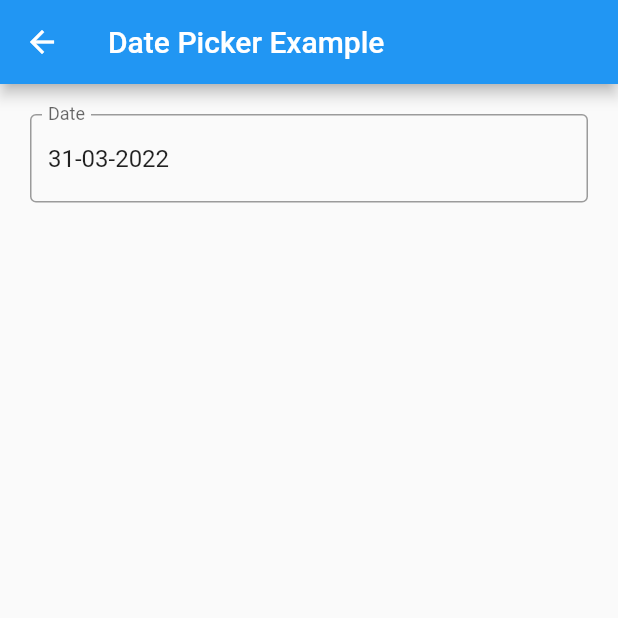
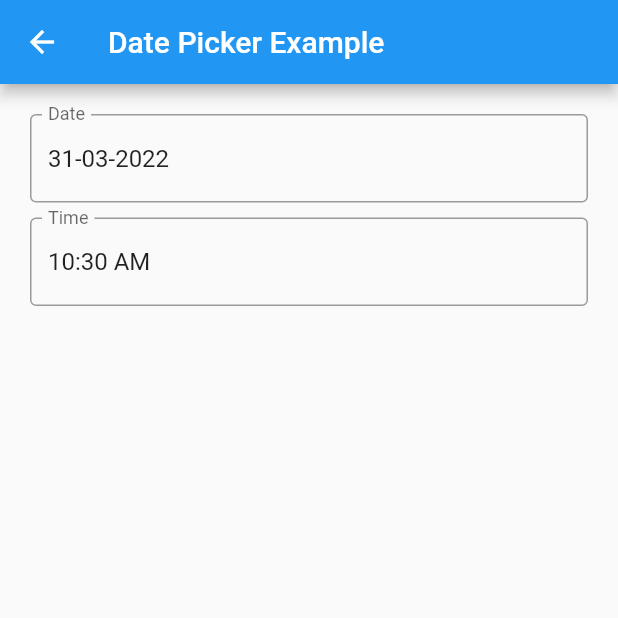
Before and after one commit to techdirrdev/widgets_functions, a Flutter app: the DatePickerExample screen opened by its route, on a phone screen of 412 x 824 dp, the top half of it. Run offline on Flutter 3.47's test engine with Material 2 defaults, Android fonts, the phone set to English and light mode, and no system bars; missing offline and left inert: dart:html.

Commit message:
time picker

```diff
--- a/example/lib/date_picker/date_picker_example.dart
+++ b/example/lib/date_picker/date_picker_example.dart
@@ -13,7 +13,9 @@ class DatePickerExample extends StatefulWidget {
 
 class _DatePickerExampleState extends State<DatePickerExample> {
   String _selectedDate = DateTimes.getCurrentDateTime();
+  String _selectedTime = DateTimes.getCurrentTime();
   final TextEditingController _conDate = TextEditingController();
+  final TextEditingController _conTime = TextEditingController();
 
   @override
   Widget build(BuildContext context) {
@@ -51,6 +53,22 @@ class _DatePickerExampleState extends State<DatePickerExample> {
                         });
                       });
                 },
+              ),
+              const SizedBox(height: 10,),
+              WFTextField(
+                controller: _conTime
+                  ..text = DateTimes.periodTime(time: _selectedTime),
+                labelText: "Time",
+                hintText: "Select Time",
+                readOnly: true,
+                onTap: () {
+                  DateTimes.timePicker(context: context, time: _selectedTime, dateTime: (time) {
+                    log(time);
+                    setState(() {
+                      _selectedTime = time;
+                    });
+                  });
+                },
               )
             ],
           ),
--- a/lib/date_time/date_times.dart
+++ b/lib/date_time/date_times.dart
@@ -3,14 +3,22 @@ import 'package:intl/intl.dart';
 import 'package:widgets_functions/utils.dart';
 
 class DateTimes {
+  static const String _am = "am";
+  static const String _pm = "pm";
   static const String fyyyyMMdd = "yyyy-MM-dd";
   static const String fyyyyMMddHHmmss = "yyyy-MM-dd HH:mm:ss";
   static const String fyyyy = "yyyy";
   static const String fE = "E";
   static const String fEE = "EE";
+  static const String fhhmmpp = "hh:mm am";
+  static const String fhhmm = "hh:mm";
 
   static String getCurrentDateTime({String format = DateTimes.fyyyyMMdd}) {
     return DateFormat(format).format(DateTime.now());
+  }
+
+  static String getCurrentTime({String format = DateTimes.fhhmm}) {
+    return DateTimes.timeToString(time: TimeOfDay.now());
   }
 
   static datePicker(
@@ -33,8 +41,12 @@ class DateTimes {
           : DateTimes.stringToDateTime(date: maxDate!, format: format),
     ).then((value) {
       dateTime((value != null)
-          ? DateTimes.dateTimeToString(date: value)
-          : (Utils.isNullOrEmpty(date) ? "" : date.toString()));
+          ? DateTimes.dateTimeToString(date: value, format: format)
+          : (Utils.isNullOrEmpty(date)
+              ? ""
+              : DateTimes.dateTimeToString(
+                  date: DateTimes.stringToDateTime(date: date!, format: format),
+                  format: format)));
     });
   }
 
@@ -83,4 +95,68 @@ class DateTimes {
     }
     return reverseDate;
   }
+
+  static timePicker(
+      {required BuildContext context,
+      required Function(String time) dateTime,
+      String? time,
+      String? minTime,
+      String? maxTime,
+      String format = DateTimes.fyyyyMMdd}) {
+    showTimePicker(
+            context: context, initialTime: DateTimes.stringToTime(time: time))
+        .then((value) {
+      print(value!.hour);
+      print(value.minute);
+      print(value.period.name);
+      dateTime((value != null)
+          ? DateTimes.timeToString(time: value)
+          : (Utils.isNullOrEmpty(time) ? "" : time.toString()));
+    });
+  }
+
+  static TimeOfDay stringToTime({required String? time}) {
+    if (Utils.isNullOrEmpty(time)) {
+      return TimeOfDay.now();
+    } else {
+      int hour = TimeOfDay.now().hour;
+      int minute = TimeOfDay.now().minute;
+      if (time!.toLowerCase().contains(DateTimes._am) ||
+          time.toLowerCase().contains(DateTimes._pm)) {
+        if (time.toLowerCase().contains(DateTimes._pm)) {
+          hour = (int.parse((time.split(' ')[0]).split(':')[0])) + 12;
+        } else {
+          hour = (int.parse((time.split(' ')[0]).split(':')[0]));
+        }
+        minute = int.parse((time.split(' ')[0]).split(':')[1]);
+      } else {
+        hour = int.parse((time.split(' ')[0]).split(':')[0]);
+        minute = int.parse((time.split(' ')[0]).split(':')[1]);
+      }
+      return TimeOfDay(hour: hour, minute: minute);
+    }
+  }
+
+  static String timeToString(
+      {required TimeOfDay time, String format = DateTimes.fhhmm}) {
+    print("len: ${(time.hour.toString().length)}");
+    if (Utils.equals(format, DateTimes.fhhmm)) {
+      return "${(time.hour)}:${time.minute}";
+    } else if (Utils.equals(format, DateTimes.fhhmmpp)) {
+      if (Utils.equals(time.period.name.toUpperCase(), DateTimes._pm)) {
+        return "${time.hour - 12}:${time.minute} ${time.period.name.toUpperCase()}";
+      }
+      else {
+        return "${time.hour}:${time.minute} ${time.period.name.toUpperCase()}";
+      }
+    } else {
+      return "";
+    }
+  }
+
+  static String periodTime(
+      {required String time, String format = DateTimes.fhhmmpp}) {
+    return DateTimes.timeToString(
+        time: DateTimes.stringToTime(time: time), format: format);
+  }
 }
```
